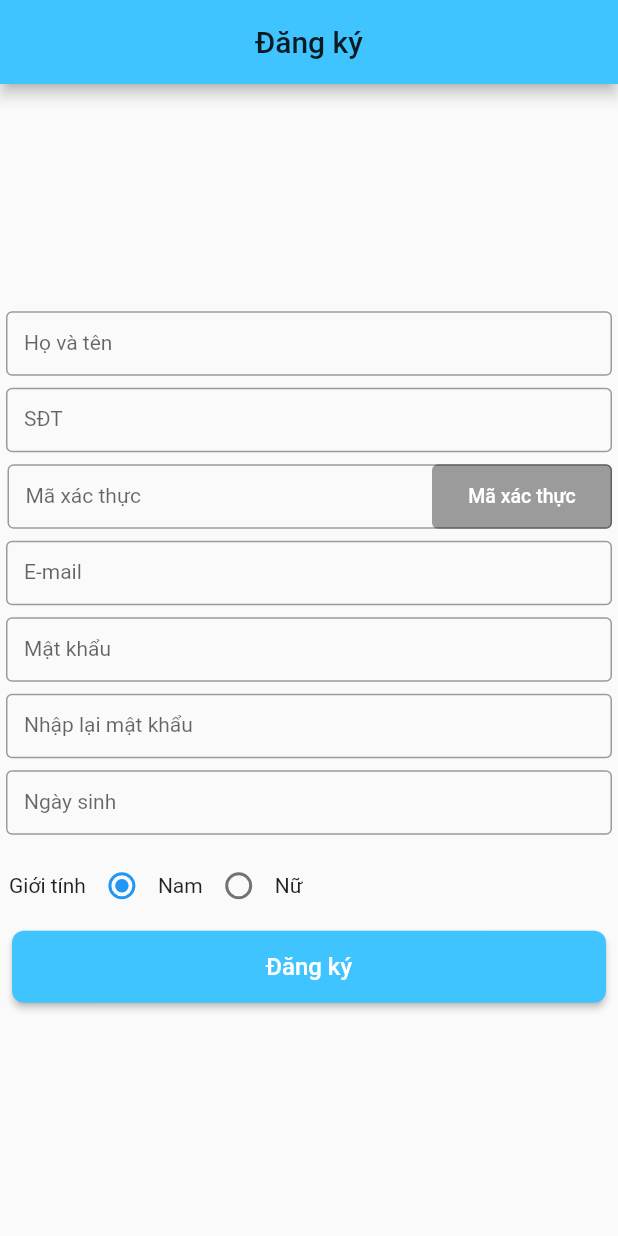
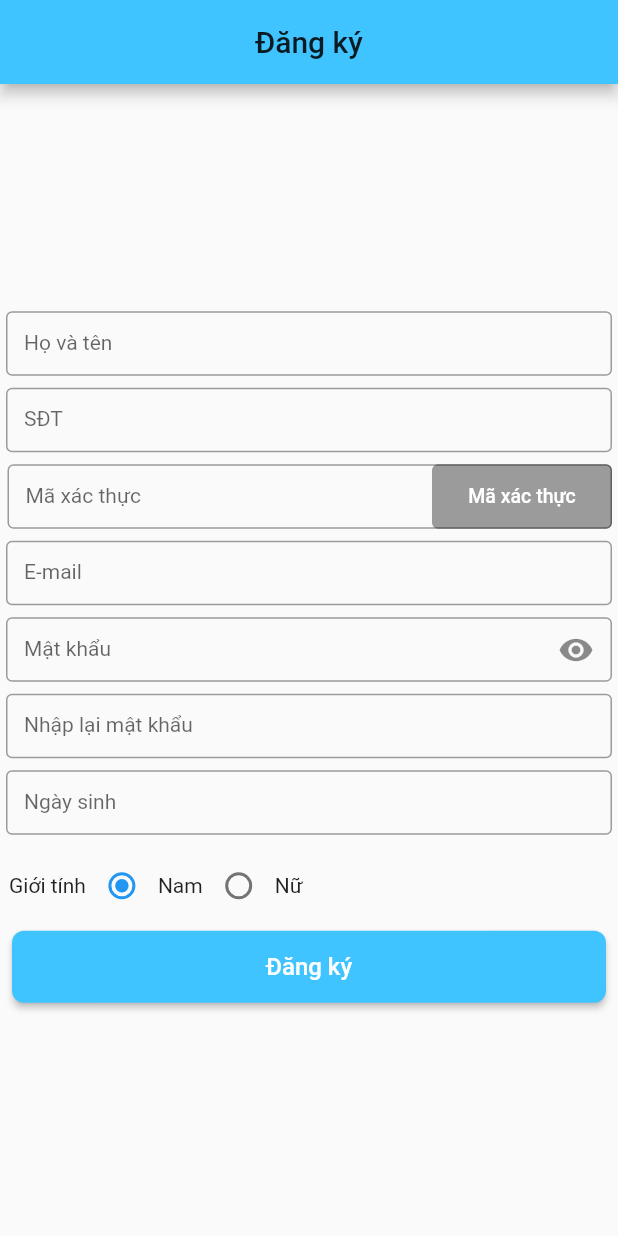
Before and after one commit to Allviss0211/ProjectFPO, a Flutter app: the screen it shows after launch, on a phone screen of 412 x 824 dp. Run offline on Flutter 3.47's test engine with Material 2 defaults, Android fonts, the phone set to English and light mode, and no system bars; drawn by our look-alikes of datetime_picker_formfield; our stand-ins replace convert, flutter_signin_button.

Commit message:
alert null username
add alert null username

```diff
--- a/MechaSolution/mecha_solution/lib/Model/SignUpBody.dart
+++ b/MechaSolution/mecha_solution/lib/Model/SignUpBody.dart
@@ -1,6 +1,7 @@
 class SignUpBody {
   String username;
   String password;
+  String repassword;
   String fullname;
   String phone;
   DateTime birthday;
@@ -14,6 +15,7 @@ class SignUpBody {
   {
     this.username,
     this.password,
+    this.repassword,
     this.fullname,
     this.phone,
     this.birthday,
--- a/MechaSolution/mecha_solution/lib/View/Register/RegisterScreen.dart
+++ b/MechaSolution/mecha_solution/lib/View/Register/RegisterScreen.dart
@@ -16,7 +16,7 @@ class Register extends StatefulWidget {
 }
 
 class _RegisterState extends State<Register> {
-  bool test = true;
+  bool _validUsername = false;
   int nam = 1;
   int nu = 2;
   int group = 1;
@@ -28,11 +28,12 @@ class _RegisterState extends State<Register> {
   Widget build(BuildContext context) {
     TextField fullname = new TextField(
       style: TextStyle(color: Colors.lightBlueAccent, fontSize: 14),
-      decoration:
-          InputDecoration(labelText: "Họ và tên", border: OutlineInputBorder()),
-      onChanged: (value){
+      decoration: InputDecoration(labelText: "Họ và tên", border: OutlineInputBorder(),errorText: _validUsername ? "Chưa nhập tên người dùng" : null),
+      onChanged: (value) {
         setState(() {
+          value.isEmpty ? _validUsername = true : _validUsername = false;
           userSignUp.fullname = value.toString();
+          print(value);
         });
       },
     );
@@ -41,7 +42,7 @@ class _RegisterState extends State<Register> {
       style: TextStyle(color: Colors.lightBlueAccent, fontSize: 14),
       decoration:
           InputDecoration(labelText: "SĐT", border: OutlineInputBorder()),
-      onChanged: (value){
+      onChanged: (value) {
         setState(() {
           userSignUp.phone = value.toString();
         });
@@ -52,7 +53,7 @@ class _RegisterState extends State<Register> {
       style: TextStyle(color: Colors.lightBlueAccent, fontSize: 14),
       decoration: InputDecoration(
           labelText: "Mã xác thực", border: OutlineInputBorder()),
-      onChanged: (value){
+      onChanged: (value) {
         setState(() {
           userSignUp.avatar = value.toString();
         });
@@ -63,7 +64,7 @@ class _RegisterState extends State<Register> {
       style: TextStyle(color: Colors.lightBlueAccent, fontSize: 14),
       decoration:
           InputDecoration(labelText: "E-mail", border: OutlineInputBorder()),
-      onChanged: (value){
+      onChanged: (value) {
         setState(() {
           userSignUp.email = value.toString();
         });
@@ -73,11 +74,14 @@ class _RegisterState extends State<Register> {
       obscureText: true,
       style: TextStyle(color: Colors.lightBlueAccent, fontSize: 14),
       decoration:
-          InputDecoration(labelText: "Mật khẩu", border: OutlineInputBorder()),
+          InputDecoration(labelText: "Mật khẩu", border: OutlineInputBorder(), suffixIcon: Icon(Icons.remove_red_eye)),
       onChanged: (value) {
-        setState(() { // đặt trong setState để cập nhật liên tục
-          var content = new Utf8Encoder().convert(value); // https://stackoverflow.com/questions/47870642/dart-md5-from-string
-          userSignUp.password = crypto.md5.convert(content).toString(); // convert to MD5
+        setState(() {
+          // đặt trong setState để cập nhật liên tục
+          var content = new Utf8Encoder().convert(
+              value); // https://stackoverflow.com/questions/47870642/dart-md5-from-string
+          userSignUp.password =
+              crypto.md5.convert(content).toString(); // convert to MD5
           print(userSignUp.password);
         });
       },
@@ -88,6 +92,16 @@ class _RegisterState extends State<Register> {
       style: TextStyle(color: Colors.lightBlueAccent, fontSize: 14),
       decoration: InputDecoration(
           labelText: "Nhập lại mật khẩu", border: OutlineInputBorder()),
+      onChanged: (value) {
+        setState(() {
+          // đặt trong setState để cập nhật liên tục
+          var content = new Utf8Encoder().convert(
+              value); // https://stackoverflow.com/questions/47870642/dart-md5-from-string
+          userSignUp.repassword =
+              crypto.md5.convert(content).toString(); // convert to MD5
+          if (userSignUp.repassword != userSignUp.password) {}
+        });
+      },
     );
 
     Radio radioNam = new Radio(
--- a/MechaSolution/mecha_solution/pubspec.yaml
+++ b/MechaSolution/mecha_solution/pubspec.yaml
@@ -20,6 +20,7 @@ dependencies:
   http: 0.12.0+4
   flutter:
     sdk: flutter
+  form_field_validator: ^1.0.1
 
   # The following adds the Cupertino Icons font to your application.
   # Use with the CupertinoIcons class for iOS style icons.
```
Also changed, not shown: MechaSolution/mecha_solution/pubspec.lock.
